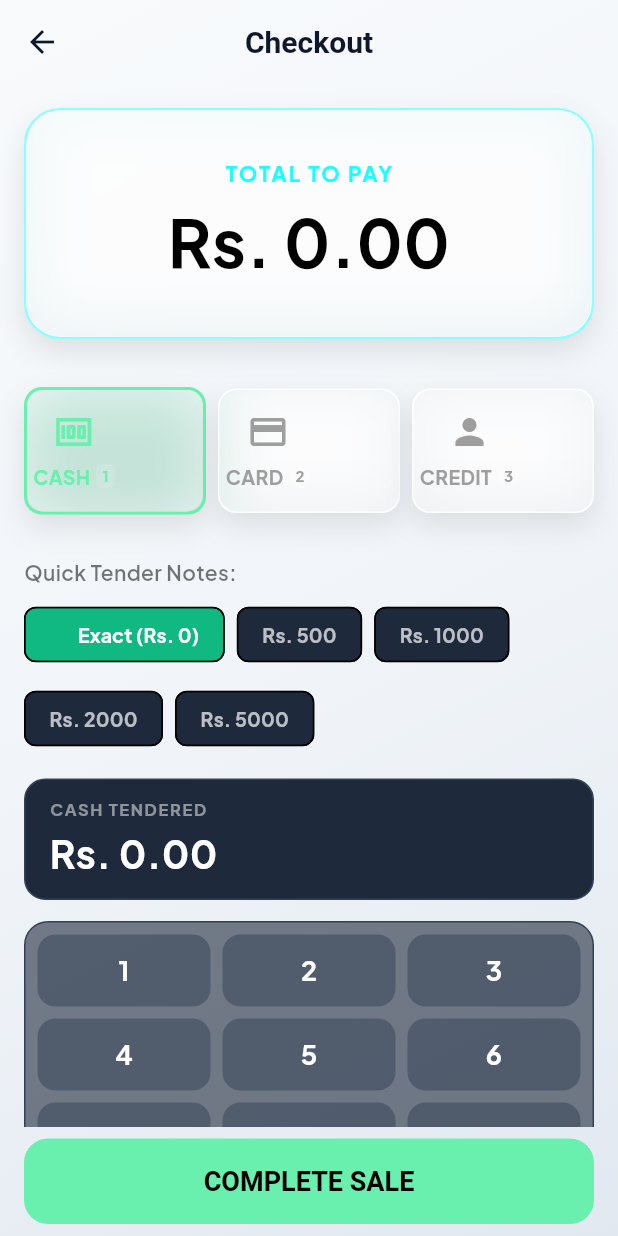
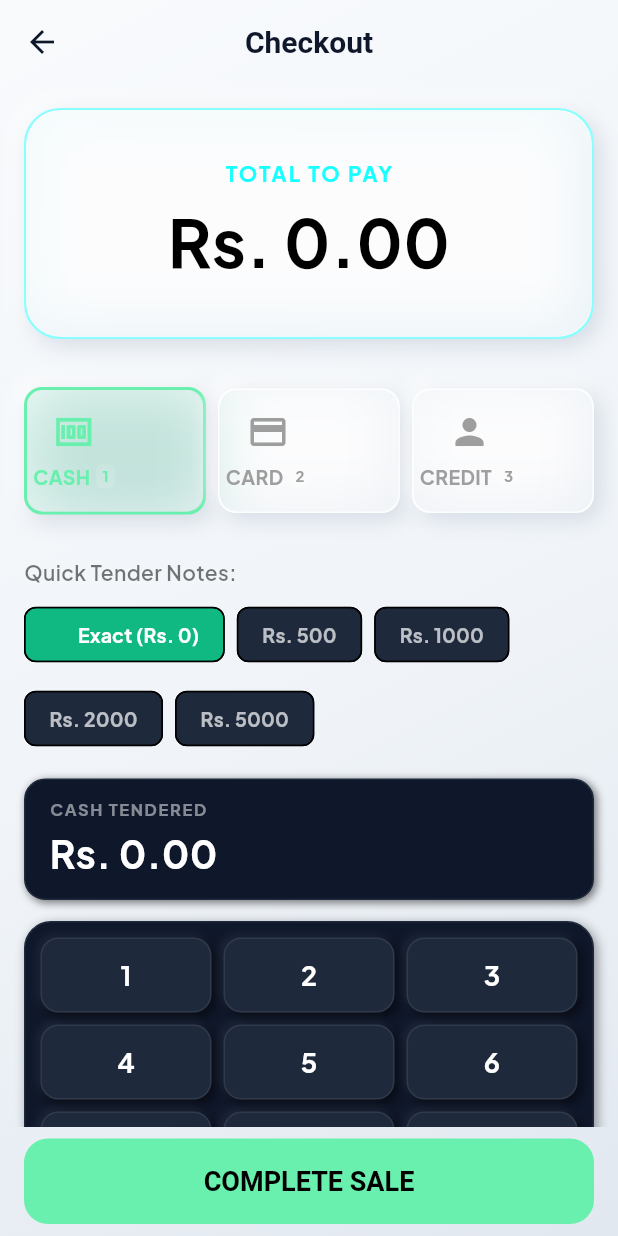
Before and after one commit to SenanThewnaka/POS-PODDA, a Flutter app: the CheckoutScreen screen opened directly, on a phone screen of 412 x 824 dp. Run offline on Flutter 3.47's test engine with Material 3 defaults, Android fonts, the phone set to English and light mode, and no system bars; our stand-ins replace cloud_firestore, connectivity_plus, cross_file, firebase_analytics, firebase_auth, firebase_core and 11 more; missing offline and left inert: mobile_scanner, shorebird_code_push; accounts and stored records are empty; generated files the repository leaves out were written again.

Commit message:
feat(ui): implement Evolved Neumorphic (Soft UI) design system and tactile touch interactions

```diff
--- a/lib/features/checkout/checkout_screen.dart
+++ b/lib/features/checkout/checkout_screen.dart
@@ -294,13 +294,20 @@ class _CheckoutScreenState extends ConsumerState<CheckoutScreen> {
                           ),
                           const SizedBox(height: 16),
 
-                          // Cash Received Display with Clear Button
+                          // Cash Received Display with Clear Button (Neumorphic Inset / Screen)
                           Container(
                             padding: const EdgeInsets.symmetric(horizontal: 16, vertical: 12),
                             decoration: BoxDecoration(
-                              color: const Color(0xFF1E293B),
+                              color: const Color(0xFF0F172A),
                               borderRadius: BorderRadius.circular(14),
-                              border: Border.all(color: const Color(0xFF334155)),
+                              border: Border.all(color: const Color(0xFF1E293B)),
+                              boxShadow: [
+                                BoxShadow(
+                                  color: Colors.black.withOpacity(0.5),
+                                  offset: const Offset(1.5, 1.5),
+                                  blurRadius: 4,
+                                ),
+                              ],
                             ),
                             child: Row(
                               mainAxisAlignment: MainAxisAlignment.spaceBetween,
@@ -587,11 +594,18 @@ class _CheckoutScreenState extends ConsumerState<CheckoutScreen> {
 
   Widget _buildTouchNumpad(double total) {
     return Container(
-      padding: const EdgeInsets.all(8),
+      padding: const EdgeInsets.all(10),
       decoration: BoxDecoration(
-        color: const Color(0xFF1E293B).withOpacity(0.6),
-        borderRadius: BorderRadius.circular(16),
-        border: Border.all(color: const Color(0xFF334155)),
+        color: const Color(0xFF0F172A),
+        borderRadius: BorderRadius.circular(18),
+        border: Border.all(color: const Color(0xFF1E293B)),
+        boxShadow: [
+          BoxShadow(
+            color: Colors.black.withOpacity(0.4),
+            offset: const Offset(2, 2),
+            blurRadius: 6,
+          ),
+        ],
       ),
       child: Column(
         children: [
@@ -627,7 +641,7 @@ class _CheckoutScreenState extends ConsumerState<CheckoutScreen> {
           const SizedBox(height: 8),
           Row(
             children: [
-              _buildNumpadKey('C', () => _onNumpadDigit('CLEAR', total), color: Colors.redAccent.withOpacity(0.2), textColor: Colors.redAccent),
+              _buildNumpadKey('C', () => _onNumpadDigit('CLEAR', total), color: Colors.redAccent.withValues(alpha: 0.18), textColor: Colors.redAccent),
               const SizedBox(width: 8),
               _buildNumpadKey('0', () => _onNumpadDigit('0', total)),
               const SizedBox(width: 8),
@@ -641,22 +655,43 @@ class _CheckoutScreenState extends ConsumerState<CheckoutScreen> {
 
   Widget _buildNumpadKey(String label, VoidCallback onTap, {Color? color, Color? textColor}) {
     return Expanded(
+      child: Container(
+        height: 50,
+        decoration: BoxDecoration(
+          color: color ?? const Color(0xFF1E293B),
+          borderRadius: BorderRadius.circular(12),
+          border: Border.all(
+            color: Colors.white.withValues(alpha: 0.08),
+            width: 1,
+          ),
+          boxShadow: [
+            BoxShadow(
+              color: const Color(0xFF334155).withValues(alpha: 0.4),
+              offset: const Offset(-2, -2),
+              blurRadius: 4,
+            ),
+            BoxShadow(
+              color: Colors.black.withValues(alpha: 0.55),
+              offset: const Offset(2.5, 2.5),
+              blurRadius: 5,
+            ),
+          ],
+        ),
         child: Material(
           key: Key('numpad_$label'),
-        color: color ?? const Color(0xFF334155).withOpacity(0.5),
+          color: Colors.transparent,
           borderRadius: BorderRadius.circular(12),
           child: InkWell(
             borderRadius: BorderRadius.circular(12),
             onTap: onTap,
-          child: Container(
-            height: 48,
-            alignment: Alignment.center,
+            child: Center(
               child: Text(
                 label,
                 style: TextStyle(
                   color: textColor ?? Colors.white,
                   fontWeight: FontWeight.bold,
                   fontSize: 18,
+                ),
               ),
             ),
           ),
--- a/lib/utils/glass_card.dart
+++ b/lib/utils/glass_card.dart
@@ -33,7 +33,7 @@ class GlassCard extends StatelessWidget {
     final isDark = Theme.of(context).brightness == Brightness.dark;
 
     // DEEP GLASS (Slate/Zinc Refinement)
-    final defaultColor = isDark ? const Color(0xFF1E293B).withOpacity(0.85) : Colors.white.withOpacity(0.92);
+    final defaultColor = isDark ? const Color(0xFF1E293B).withValues(alpha: 0.85) : Colors.white.withValues(alpha: 0.92);
     final cardColor = color ?? defaultColor;
     final borderColor = isDark ? const Color(0xFF334155) : const Color(0xFFE2E8F0);
 
@@ -45,13 +45,31 @@ class GlassCard extends StatelessWidget {
         color: cardColor,
         borderRadius: BorderRadius.circular(borderRadius),
         border: border ?? Border.all(color: borderColor, width: 1.0),
-        boxShadow: [
-          BoxShadow(
-            color: Colors.black.withValues(alpha: 0.1),
-            blurRadius: 16,
-            offset: const Offset(0, 8),
-          ),
-        ],
+        boxShadow: isDark
+            ? [
+                BoxShadow(
+                  color: const Color(0xFF334155).withValues(alpha: 0.4),
+                  blurRadius: 8,
+                  offset: const Offset(-3, -3),
+                ),
+                BoxShadow(
+                  color: Colors.black.withValues(alpha: 0.6),
+                  blurRadius: 12,
+                  offset: const Offset(4, 4),
+                ),
+              ]
+            : [
+                BoxShadow(
+                  color: Colors.white.withValues(alpha: 0.95),
+                  blurRadius: 10,
+                  offset: const Offset(-4, -4),
+                ),
+                BoxShadow(
+                  color: const Color(0xFF94A3B8).withValues(alpha: 0.35),
+                  blurRadius: 12,
+                  offset: const Offset(4, 4),
+                ),
+              ],
       ),
       child: ClipRRect(
         borderRadius: BorderRadius.circular(borderRadius),
--- a/pubspec.yaml
+++ b/pubspec.yaml
@@ -50,6 +50,7 @@ dependencies:
   shorebird_code_push: ^2.0.5
   fl_chart: ^1.1.1
   shimmer: ^3.0.0
+  flutter_neumorphic_plus: ^3.5.0
   firebase_crashlytics: ^4.3.10
   firebase_analytics: ^11.6.0
   in_app_review: ^2.0.11
```
Also changed, not shown: lib/features/settings/theme_provider.dart (+73 -0 lines), lib/utils/neumorphic_card.dart (added, +263 -0 lines), pubspec.lock, 1 other file. Lines whose indentation alone changed are shown as unchanged.
